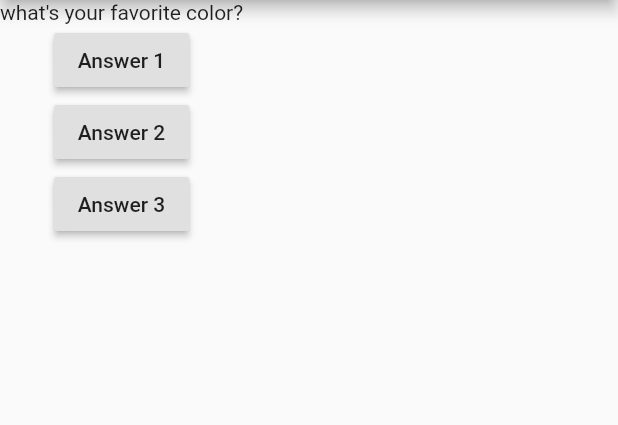
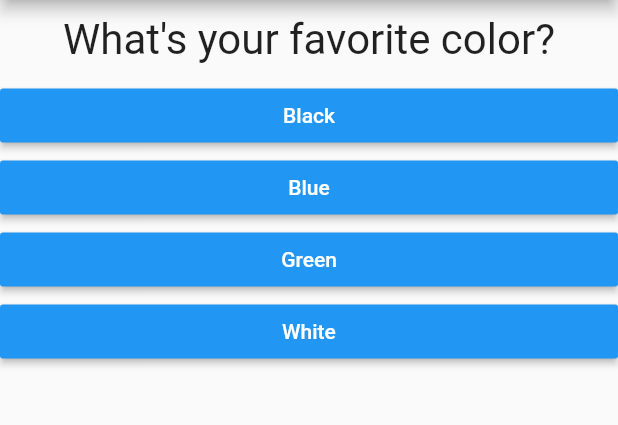
Before and after one commit to andremw96/simple-quiz-app, a Flutter app: the screen it shows after launch, on a phone screen of 412 x 824 dp, the part 84-509 px from its top. Run offline on Flutter 3.47's test engine with Material 2 defaults, Android fonts, the phone set to English and light mode, and no system bars.

Commit message:
splitting widget, add function, result, quiz

```diff
--- /dev/null
+++ b/lib/answer.dart
@@ -0,0 +1,21 @@
+import 'package:flutter/material.dart';
+
+class Answer extends StatelessWidget {
+  final Function buttonOnClick;
+  final String answerText;
+
+  Answer(this.buttonOnClick, this.answerText);
+
+  @override
+  Widget build(BuildContext context) {
+    return Container(
+      width: double.infinity,
+      child: RaisedButton(
+        color: Colors.blue,
+        textColor: Colors.white,
+        child: Text(answerText),
+        onPressed: buttonOnClick,
+      ),
+    );
+  }
+}
--- a/lib/main.dart
+++ b/lib/main.dart
@@ -1,4 +1,6 @@
 import 'package:flutter/material.dart';
+import 'quiz.dart';
+import 'result.dart';
 
 void main() => runApp(MyApp());
 
@@ -10,17 +12,51 @@ class MyApp extends StatefulWidget {
 }
 
 class MyAppState extends State<MyApp> {
-  var questionIndex = 0;
+  var _questionIndex = 0;
+  var _totalScore = 0;
 
-  void answerQuestion() {
+  void _answerQuestion(int score) {
     setState(() {
-      questionIndex = questionIndex + 1;
+      _questionIndex = _questionIndex + 1;
+      print(score);
+      _totalScore = _totalScore + score;
     });
   }
 
-  var questions = [
-    "what's your favorite color?",
-    "what's your favorite animal?"
+  void _resetQuiz() {
+    setState(() {
+      _questionIndex = 0;
+      _totalScore = 0;
+    });
+  }
+
+  final _questions = const [
+    {
+      "questionText": "What's your favorite color?",
+      "answers": [
+        {"text": "Black", "score": 50},
+        {"text": "Blue", "score": 30},
+        {"text": "Green", "score": 20},
+        {"text": "White", "score": 10},
+      ]
+    },
+    {
+      "questionText": "What's your favorite animal?",
+      "answers": [
+        {"text": "Rabbit", "score": 50},
+        {"text": "Lion", "score": 30},
+        {"text": "Dog", "score": 20},
+        {"text": "Kangoroo", "score": 10},
+      ]
+    },
+    {
+      "questionText": "Who's your favorite instructor?",
+      "answers": [
+        {"text": "Max", "score": 50},
+        {"text": "John", "score": 30},
+        {"text": "Doe", "score": 20},
+      ]
+    }
   ];
 
   @override
@@ -30,21 +66,9 @@ class MyAppState extends State<MyApp> {
         appBar: AppBar(
           title: Text("My Quiz App"),
         ),
-        body: Column(children: [
-          Text(questions[questionIndex]),
-          RaisedButton(
-            child: Text("Answer 1"),
-            onPressed: answerQuestion,
-          ),
-          RaisedButton(
-            child: Text("Answer 2"),
-            onPressed: answerQuestion,
-          ),
-          RaisedButton(
-            child: Text("Answer 3"),
-            onPressed: answerQuestion,
-          ),
-        ]),
+        body: _questionIndex < _questions.length
+            ? Quiz(_answerQuestion, _questionIndex, _questions)
+            : Result(_totalScore, _resetQuiz),
       ),
     );
   }
--- /dev/null
+++ b/lib/question.dart
@@ -0,0 +1,20 @@
+import 'package:flutter/material.dart';
+
+class Question extends StatelessWidget {
+  final String questionText;
+
+  Question(this.questionText);
+
+  @override
+  Widget build(BuildContext context) {
+    return Container(
+      width: double.infinity,
+      margin: EdgeInsets.all(10),
+      child: Text(
+        questionText,
+        style: TextStyle(fontSize: 28),
+        textAlign: TextAlign.center,
+      ),
+    );
+  }
+}
--- /dev/null
+++ b/lib/quiz.dart
@@ -0,0 +1,26 @@
+import 'package:flutter/material.dart';
+import 'answer.dart';
+import 'question.dart';
+
+class Quiz extends StatelessWidget {
+  final List<Map<String, Object>> questions;
+  final int questionIndex;
+  final Function answerQuestion;
+
+  Quiz(
+    this.answerQuestion,
+    this.questionIndex,
+    this.questions,
+  );
+
+  @override
+  Widget build(BuildContext context) {
+    return Column(children: [
+      Question(questions[questionIndex]["questionText"]),
+      ...(questions[questionIndex]["answers"] as List<Map<String, Object>>)
+          .map((answer) {
+        return Answer(() => answerQuestion(answer['score']), answer['text']);
+      }).toList()
+    ]);
+  }
+}
```
Also changed, not shown: lib/result.dart (added, +43 -0 lines).
